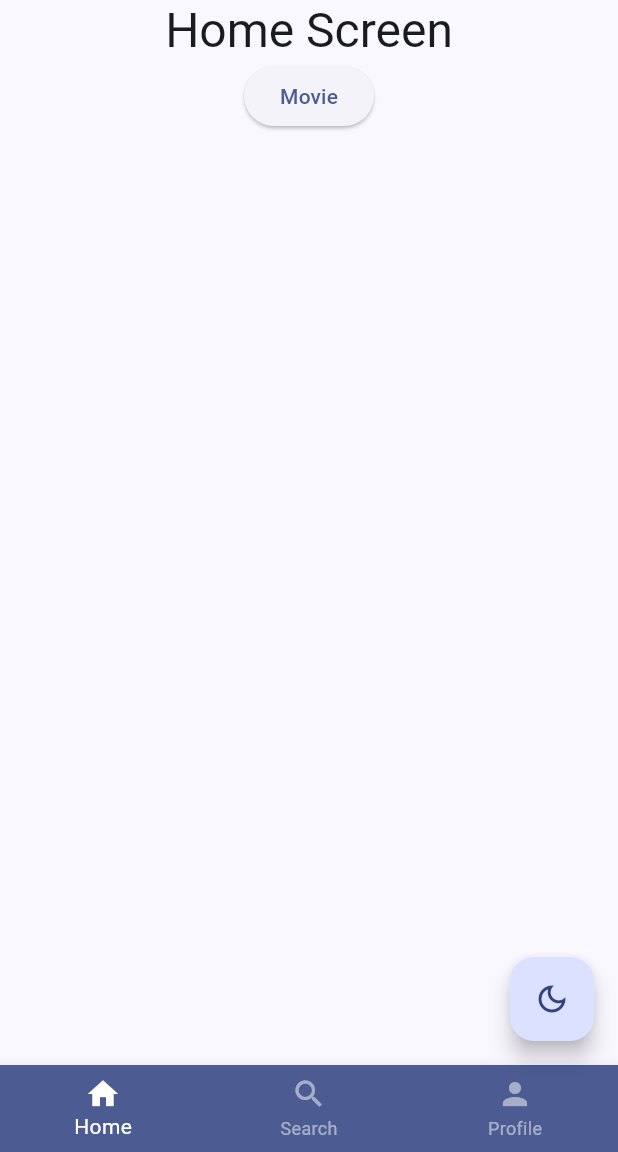
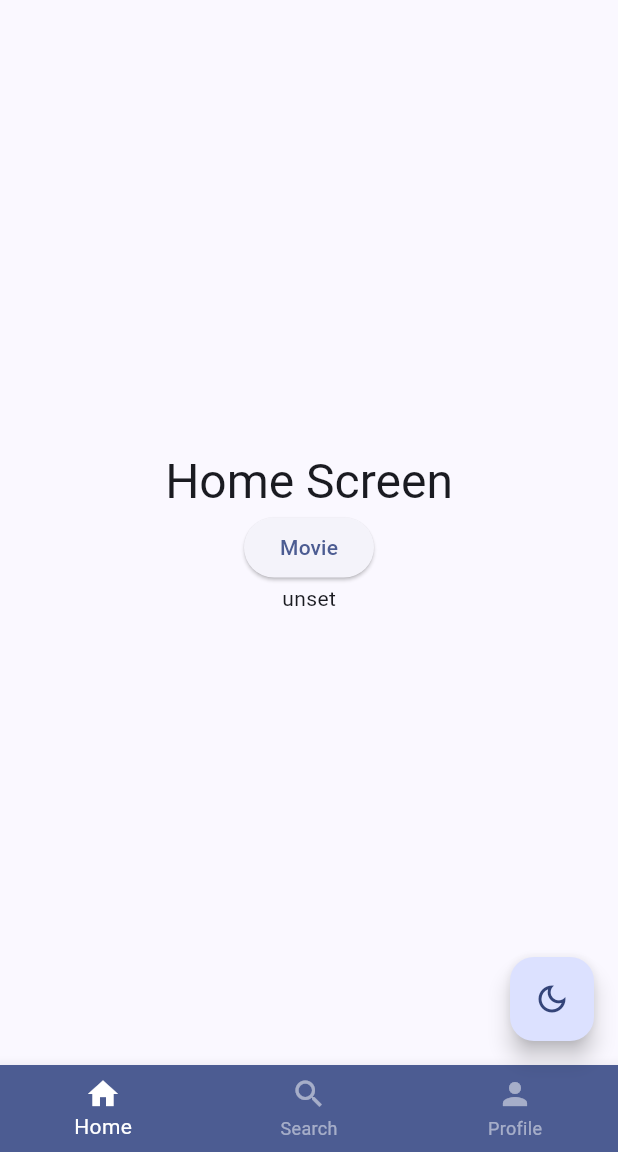
Before and after one commit to gacc94/curses-udemy-flutter-cinema-app-03, a Flutter app: the screen it shows after launch, on a phone screen of 412 x 824 dp, the part 84-1236 px from its top. Run offline on Flutter 3.47's test engine with Material 3 defaults, Android fonts, the phone set to English and light mode, and no system bars; our stand-ins replace flutter_dotenv, go_router.

Commit message:
config environments

```diff
--- /dev/null
+++ b/lib/config/constants/environment.dart
@@ -0,0 +1,6 @@
+import 'package:flutter_dotenv/flutter_dotenv.dart';
+
+class Environment {
+  static String movieDbApiKey =
+      dotenv.env['THE_MOVIEDB_API_KEY'] ?? 'Not found API Key';
+}
--- a/lib/main.dart
+++ b/lib/main.dart
@@ -1,6 +1,9 @@
 import 'package:cinema_app_03/app.dart';
 import 'package:flutter/material.dart';
+import 'package:flutter_dotenv/flutter_dotenv.dart';
 
-void main() {
+Future<void> main() async {
+  WidgetsFlutterBinding.ensureInitialized();
+  await dotenv.load(fileName: ".env");
   runApp(const MainApp());
 }
--- a/lib/presentation/screens/movies/home_screen.dart
+++ b/lib/presentation/screens/movies/home_screen.dart
@@ -1,4 +1,5 @@
 import 'package:flutter/material.dart';
+import 'package:cinema_app_03/config/constants/environment.dart';
 
 class HomeScreen extends StatelessWidget {
   static const String name = 'home_screen';
@@ -19,6 +20,8 @@ class HomeScreen extends StatelessWidget {
       ),
       body: Center(
         child: Column(
+          mainAxisAlignment: MainAxisAlignment.center,
+          crossAxisAlignment: CrossAxisAlignment.center,
           children: [
             Text('Home Screen', style: theme.textTheme.headlineLarge),
             ElevatedButton(
@@ -27,6 +30,7 @@ class HomeScreen extends StatelessWidget {
               },
               child: const Text('Movie'),
             ),
+            Text(Environment.movieDbApiKey),
           ],
         ),
       ),
--- a/pubspec.yaml
+++ b/pubspec.yaml
@@ -1,6 +1,6 @@
 name: cinema_app_03
 description: "A new Flutter project."
-publish_to: 'none'
+publish_to: "none"
 version: 0.1.0
 
 environment:
@@ -9,6 +9,7 @@ environment:
 dependencies:
   flutter:
     sdk: flutter
+  flutter_dotenv: ^6.0.0
   go_router: ^16.2.4
 
 dev_dependencies:
@@ -18,3 +19,5 @@ dev_dependencies:
 
 flutter:
   uses-material-design: true
+  assets:
+    - .env
```
Also changed, not shown: pubspec.lock.
